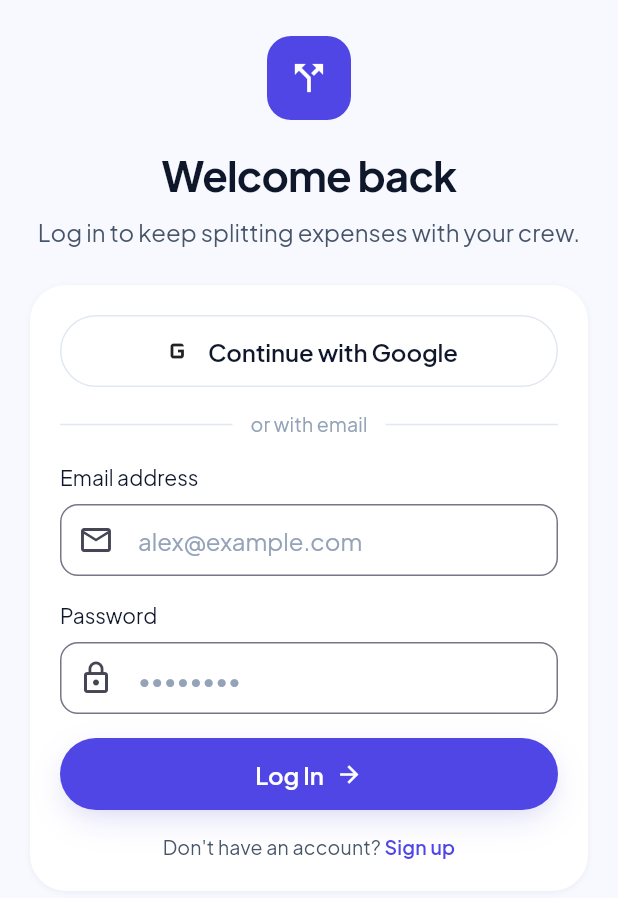
After one commit to No-Country-simulation/S08-26-equipo-35, a Flutter app: the LoginScreen screen opened by its route, on a phone screen of 412 x 824 dp. The commit adds this screen. Shown: the top 898 px of the screen. Run offline on Flutter 3.47's test engine with Material 3 defaults, Android fonts, the phone set to English and light mode, and no system bars; our stand-ins replace flutter_dotenv, google_fonts; network calls fail.

Commit message:
feAture: fix login and register funcionality

```diff
--- /dev/null
+++ b/frontend/lib/core/network/api_client.dart
@@ -0,0 +1,123 @@
+import 'dart:convert';
+import 'package:flutter_dotenv/flutter_dotenv.dart';
+import 'package:http/http.dart' as http;
+import '../../features/auth/data/auth_session.dart';
+
+/// Error genérico para respuestas no-2xx o problemas de red.
+class ApiException implements Exception {
+  ApiException(this.statusCode, this.message, {this.fieldErrors = const {}});
+
+  /// 0 = no hubo respuesta del servidor (error de red/timeout).
+  final int statusCode;
+  final String message;
+
+  /// Errores por campo, ej. {"password": "Debe tener minimo una MAYUSCULA"}.
+  /// Viene de la lista `detail` que devuelve FastAPI/Pydantic — úsalo si
+  /// más adelante quieres marcar el campo exacto en el formulario en vez
+  /// de solo mostrar un SnackBar genérico.
+  final Map<String, String> fieldErrors;
+
+  @override
+  String toString() => 'ApiException($statusCode): $message';
+}
+
+/// Cliente HTTP mínimo: toma la base URL de `API_URL` en el .env y expone
+/// los métodos que la app necesita. Sin caché, sin interceptores, sin
+/// reintentos — agrégalos aquí cuando los necesites, en un solo lugar.
+class ApiClient {
+  ApiClient._();
+
+  static String get _baseUrl {
+    final url = dotenv.env['API_URL'];
+    if (url == null || url.isEmpty) {
+      throw StateError('API_URL no está definida en el .env');
+    }
+    return url;
+  }
+
+  // API_URL no lleva "/" final (según tu .env), así que cada `path` que
+  // pases a post()/get() debe empezar con "/", ej. "/register".
+  static Uri _uri(String path) => Uri.parse('$_baseUrl$path');
+
+  static Future<Map<String, dynamic>> post(
+    String path,
+    Map<String, dynamic> body, {
+    bool authenticated = false,
+  }) async {
+    final headers = {'Content-Type': 'application/json'};
+    if (authenticated) {
+      final token = AuthSession.instance.accessToken;
+      if (token == null) {
+        throw StateError(
+          'No hay sesión activa (AuthSession.accessToken es null).',
+        );
+      }
+      headers['Authorization'] = 'Bearer $token';
+    }
+
+    late final http.Response response;
+    try {
+      response = await http.post(
+        _uri(path),
+        headers: headers,
+        body: jsonEncode(body),
+      );
+    } catch (_) {
+      throw ApiException(0, 'No se pudo conectar con el servidor.');
+    }
+
+    final isSuccess = response.statusCode >= 200 && response.statusCode < 300;
+
+    Map<String, dynamic> decoded = {};
+    if (response.body.isNotEmpty) {
+      try {
+        decoded = jsonDecode(response.body) as Map<String, dynamic>;
+      } catch (_) {
+        // Respuesta no-JSON — se ignora, decoded queda vacío.
+      }
+    }
+
+    if (!isSuccess) {
+      throw _buildException(response.statusCode, decoded);
+    }
+
+    return decoded;
+  }
+
+  /// Convierte el body de error a un ApiException legible. Soporta tres
+  /// formatos: `{"detail": [ {loc, msg, ...}, ... ]}` (FastAPI/Pydantic,
+  /// validación de campos), `{"detail": "texto"}` (FastAPI, error simple),
+  /// y `{"message": "texto"}` (formato genérico, por si el backend cambia).
+  static ApiException _buildException(
+    int statusCode,
+    Map<String, dynamic> decoded,
+  ) {
+    final detail = decoded['detail'];
+
+    if (detail is List) {
+      final fieldErrors = <String, String>{};
+      for (final entry in detail) {
+        if (entry is Map) {
+          final loc = entry['loc'];
+          final msg = entry['msg']?.toString() ?? 'Campo inválido';
+          final field = (loc is List && loc.isNotEmpty)
+              ? loc.last.toString()
+              : 'general';
+          fieldErrors[field] = msg;
+        }
+      }
+      final message = fieldErrors.isNotEmpty
+          ? fieldErrors.values.join('\n')
+          : 'Error inesperado ($statusCode)';
+      return ApiException(statusCode, message, fieldErrors: fieldErrors);
+    }
+
+    if (detail is String) {
+      return ApiException(statusCode, detail);
+    }
+
+    final message =
+        decoded['message'] as String? ?? 'Error inesperado ($statusCode)';
+    return ApiException(statusCode, message);
+  }
+}
--- a/frontend/lib/design_system/components/ui/text_fields/app_text_field.dart
+++ b/frontend/lib/design_system/components/ui/text_fields/app_text_field.dart
@@ -16,6 +16,7 @@ class AppTextField extends StatelessWidget {
     this.controller,
     this.keyboardType,
     this.onChanged,
+    this.obscureText = false,
   });
 
   final String? label;
@@ -24,6 +25,7 @@ class AppTextField extends StatelessWidget {
   final TextEditingController? controller;
   final TextInputType? keyboardType;
   final ValueChanged<String>? onChanged;
+  final bool obscureText;
 
   @override
   Widget build(BuildContext context) {
@@ -31,13 +33,17 @@ class AppTextField extends StatelessWidget {
       crossAxisAlignment: CrossAxisAlignment.start,
       children: [
         if (label != null) ...[
-          Text(label!, style: AppTypography.bodyMd(color: AppSemanticColors.slate900)),
+          Text(
+            label!,
+            style: AppTypography.bodyMd(color: AppSemanticColors.slate900),
+          ),
           const SizedBox(height: AppSpacing.xs),
         ],
         TextField(
           controller: controller,
           keyboardType: keyboardType,
           onChanged: onChanged,
+          obscureText: obscureText,
           style: AppTypography.bodyLg(color: AppSemanticColors.slate900),
           decoration: InputDecoration(
             hintText: hintText,
--- /dev/null
+++ b/frontend/lib/features/auth/data/auth_repository.dart
@@ -0,0 +1,46 @@
+import '../../../core/network/api_client.dart';
+import 'auth_session.dart';
+
+/// Repositorio de autenticación. Mantiene `register` y `login` juntos
+/// porque el flujo de la app los encadena (registrar y loguear en el
+/// mismo paso) — si crecen mucho, sepáralos en dos archivos.
+class AuthRepository {
+  AuthRepository._();
+  static final instance = AuthRepository._();
+
+  Future<Map<String, dynamic>> register({
+    required String name,
+    required String email,
+    required String password,
+  }) {
+    return ApiClient.post('/register', {
+      'name': name,
+      'email': email,
+      'password': password,
+    });
+  }
+
+  /// Loguea y guarda el access_token en AuthSession. Lanza ApiException si
+  /// la API responde con error (credenciales incorrectas, campo faltante, etc.)
+  /// o si la respuesta no trae `access_token`.
+  Future<String> login({
+    required String email,
+    required String password,
+  }) async {
+    final response = await ApiClient.post('/login', {
+      'email': email,
+      'password': password,
+    });
+
+    final token = response['access_token'] as String?;
+    if (token == null) {
+      throw ApiException(
+        0,
+        'La respuesta de login no incluyó un access_token.',
+      );
+    }
+
+    AuthSession.instance.save(token);
+    return token;
+  }
+}
--- /dev/null
+++ b/frontend/lib/features/auth/data/auth_session.dart
@@ -0,0 +1,22 @@
+/// Sesión de autenticación en memoria. Se pierde al cerrar la app — es
+/// intencional por ahora (mantiene el alcance simple). Cuando quieras que
+/// el usuario no tenga que loguearse cada vez que abre la app, reemplaza
+/// el campo `_accessToken` por almacenamiento persistente, por ejemplo con
+/// el paquete `flutter_secure_storage`.
+class AuthSession {
+  AuthSession._();
+  static final instance = AuthSession._();
+
+  String? _accessToken;
+
+  String? get accessToken => _accessToken;
+  bool get isAuthenticated => _accessToken != null;
+
+  void save(String accessToken) {
+    _accessToken = accessToken;
+  }
+
+  void clear() {
+    _accessToken = null;
+  }
+}
--- /dev/null
+++ b/frontend/lib/features/auth/login_screen.dart
@@ -0,0 +1,174 @@
+import 'package:flutter/gestures.dart';
+import 'package:flutter/material.dart';
+import '../../design_system/components/ui/buttons/app_button.dart';
+import '../../design_system/components/ui/dividers/app_divider.dart';
+import '../../design_system/components/ui/icon_boxes/app_icon_box.dart';
+import '../../design_system/components/ui/text_fields/app_text_field.dart';
+import '../../design_system/tokens/app_colors.dart';
+import '../../design_system/tokens/app_tokens.dart';
+import '../../design_system/tokens/app_typography.dart';
+import '../../core/network/api_client.dart';
+import '../../router/app_router.dart';
+import 'data/auth_repository.dart';
+
+class LoginScreen extends StatelessWidget {
+  const LoginScreen({super.key});
+
+  @override
+  Widget build(BuildContext context) {
+    return Scaffold(
+      backgroundColor: AppMd3Colors.background,
+      body: SafeArea(
+        child: SingleChildScrollView(
+          padding: const EdgeInsets.symmetric(
+            horizontal: AppSpacing.marginMobile,
+            vertical: AppSpacing.xl,
+          ),
+          child: Column(
+            children: [
+              const AppIconBox(
+                icon: Icon(Icons.call_split, color: Colors.white, size: 28),
+                background: AppMd3Colors.primaryContainer,
+                size: 56,
+                radius: BorderRadius.all(Radius.circular(16)),
+              ),
+              const SizedBox(height: AppSpacing.lg),
+              Text(
+                'Welcome back',
+                textAlign: TextAlign.center,
+                style: AppTypography.headlineLg(
+                  color: AppSemanticColors.slate900,
+                ),
+              ),
+              const SizedBox(height: AppSpacing.xs),
+              Text(
+                'Log in to keep splitting expenses with your crew.',
+                textAlign: TextAlign.center,
+                style: AppTypography.bodyLg(color: AppSemanticColors.slate600),
+              ),
+              const SizedBox(height: AppSpacing.xl),
+              const _LoginCard(),
+            ],
+          ),
+        ),
+      ),
+    );
+  }
+}
+
+class _LoginCard extends StatefulWidget {
+  const _LoginCard();
+
+  @override
+  State<_LoginCard> createState() => _LoginCardState();
+}
+
+class _LoginCardState extends State<_LoginCard> {
+  final _emailController = TextEditingController();
+  final _passwordController = TextEditingController();
+  bool _isLoading = false;
+
+  @override
+  void dispose() {
+    _emailController.dispose();
+    _passwordController.dispose();
+    super.dispose();
+  }
+
+  Future<void> _handleLogin() async {
+    setState(() => _isLoading = true);
+    try {
+      await AuthRepository.instance.login(
+        email: _emailController.text.trim(),
+        password: _passwordController.text,
+      );
+      if (!mounted) return;
+      Navigator.pushReplacementNamed(context, AppRoutes.home);
+    } on ApiException catch (e) {
+      if (!mounted) return;
+      ScaffoldMessenger.of(
+        context,
+      ).showSnackBar(SnackBar(content: Text(e.message)));
+    } finally {
+      if (mounted) setState(() => _isLoading = false);
+    }
+  }
+
+  @override
+  Widget build(BuildContext context) {
+    return Container(
+      width: double.infinity,
+      padding: const EdgeInsets.all(AppSpacing.lg),
+      decoration: BoxDecoration(
+        color: AppMd3Colors.surfaceContainerLowest,
+        borderRadius: AppRadius.xlRadius,
+        boxShadow: AppShadows.level1,
+      ),
+      child: Column(
+        children: [
+          AppButton(
+            label: 'Continue with Google',
+            variant: AppButtonVariant.outline,
+            leadingIcon: const Icon(
+              Icons.g_mobiledata,
+              size: 24,
+            ), // placeholder del logo de Google
+            onPressed: () {},
+          ),
+          const SizedBox(height: AppSpacing.md),
+          const AppDividerWithLabel(label: 'or with email'),
+          const SizedBox(height: AppSpacing.md),
+          AppTextField(
+            label: 'Email address',
+            hintText: 'alex@example.com',
+            controller: _emailController,
+            keyboardType: TextInputType.emailAddress,
+            prefixIcon: const Icon(Icons.mail_outline),
+          ),
+          const SizedBox(height: AppSpacing.md),
+          AppTextField(
+            label: 'Password',
+            hintText: '••••••••',
+            controller: _passwordController,
+            obscureText: true,
+            prefixIcon: const Icon(Icons.lock_outline),
+          ),
+          const SizedBox(height: AppSpacing.md),
+          AppButton(
+            label: 'Log In',
+            isLoading: _isLoading,
+            trailingIcon: _isLoading
+                ? null
+                : const Icon(
+                    Icons.arrow_forward,
+                    color: Colors.white,
+                    size: 18,
+                  ),
+            onPressed: _isLoading ? null : _handleLogin,
+          ),
+          const SizedBox(height: AppSpacing.md),
+          Text.rich(
+            TextSpan(
+              style: AppTypography.bodySm(color: AppSemanticColors.slate600),
+              children: [
+                const TextSpan(text: "Don't have an account? "),
+                TextSpan(
+                  text: 'Sign up',
+                  style: AppTypography.bodySm(
+                    color: AppMd3Colors.primaryContainer,
+                  ).copyWith(fontWeight: FontWeight.w600),
+                  recognizer: TapGestureRecognizer()
+                    ..onTap = () => Navigator.pushReplacementNamed(
+                      context,
+                      AppRoutes.onboarding,
+                    ),
+                ),
+              ],
+            ),
+            textAlign: TextAlign.center,
+          ),
+        ],
+      ),
+    );
+  }
+}
--- a/frontend/lib/main.dart
+++ b/frontend/lib/main.dart
@@ -1,8 +1,11 @@
 import 'package:flutter/material.dart';
+import 'package:flutter_dotenv/flutter_dotenv.dart';
 import 'design_system/theme/app_theme.dart';
 import 'router/app_router.dart';
 
-void main() {
+Future<void> main() async {
+  WidgetsFlutterBinding.ensureInitialized();
+  await dotenv.load(fileName: '.env');
   runApp(const SplitFlowApp());
 }
 
--- a/frontend/lib/router/app_router.dart
+++ b/frontend/lib/router/app_router.dart
@@ -1,4 +1,5 @@
 import 'package:flutter/material.dart';
+import '../features/auth/login_screen.dart';
 import '../features/balances/balances.dart';
 import '../features/expense_details/expense_details.dart';
 import '../features/group_details/group_details.dart';
@@ -14,6 +15,7 @@ class AppRoutes {
   AppRoutes._();
 
   static const String onboarding = '/';
+  static const String login = '/login';
   static const String home = '/home';
   static const String logExpense = '/log-expense';
   static const String groupDetails = '/group-details';
@@ -31,6 +33,7 @@ class AppRouter {
 
   static Map<String, WidgetBuilder> routes = {
     AppRoutes.onboarding: (context) => const OnboardingScreen(),
+    AppRoutes.login: (context) => const LoginScreen(),
     AppRoutes.home: (context) => const Home(),
     AppRoutes.logExpense: (context) => LogExpense(),
     AppRoutes.groupDetails: (context) => const GroupDetails(),
--- a/frontend/pubspec.yaml
+++ b/frontend/pubspec.yaml
@@ -10,6 +10,8 @@ dependencies:
   flutter:
     sdk: flutter
   google_fonts: ^8.2.1
+  http: ^1.2.2
+  flutter_dotenv: ^5.2.1
 
 dev_dependencies:
   flutter_test:
@@ -18,3 +20,5 @@ dev_dependencies:
 
 flutter:
   uses-material-design: true
+  assets:
+    - .env
```
Also changed, not shown: frontend/lib/features/onboarding/onboarding_screen.dart (+99 -10 lines), frontend/pubspec.lock, 1 other file.
